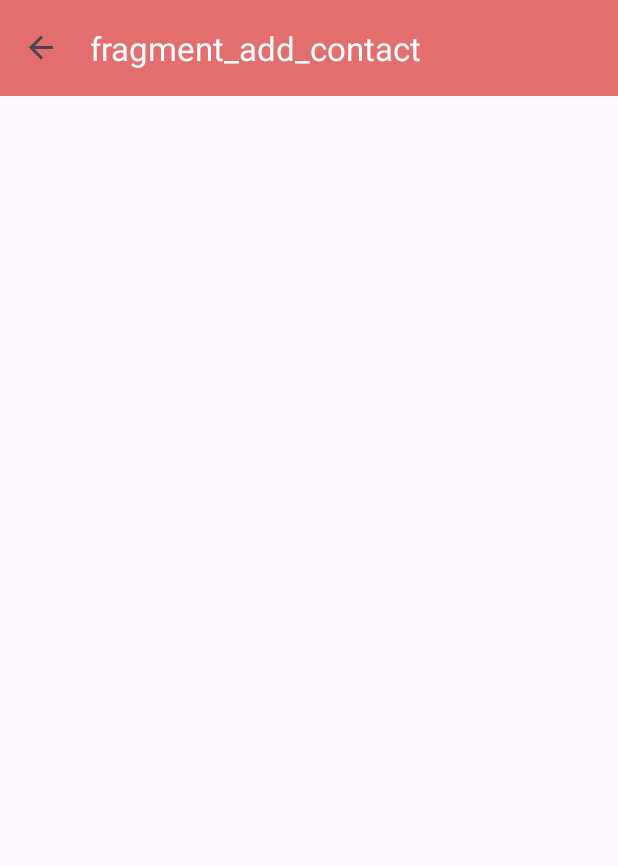
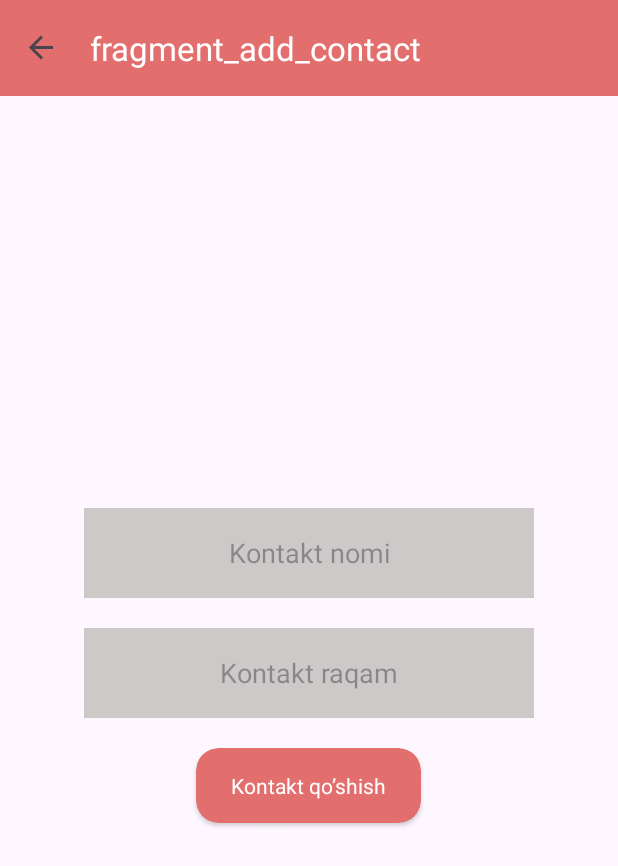
Before and after one commit to mansurxon95/6.2.1, an Android app: the AddContactFragment screen opened through its navigation route, on a phone screen of 412 x 824 dp. Shown: the top 866 px of the screen. Run offline under Robolectric (Android 15) with nearby library versions, the phone set to English and light mode, and no system bars; our stand-ins replace navigation-ui.

Commit message:
7.12.2023

```diff
--- a/app/src/main/java/com/example/a621/AddContactFragment.kt
+++ b/app/src/main/java/com/example/a621/AddContactFragment.kt
@@ -5,10 +5,13 @@ import androidx.fragment.app.Fragment
 import android.view.LayoutInflater
 import android.view.View
 import android.view.ViewGroup
+import android.widget.Toast
 import androidx.navigation.fragment.findNavController
 import androidx.navigation.ui.AppBarConfiguration
 import androidx.navigation.ui.setupWithNavController
 import com.example.a621.databinding.FragmentAddContactBinding
+import com.example.a621.db.MyDB
+import com.example.a621.models.Contact
 
 // TODO: Rename parameter arguments, choose names that match
 // the fragment initialization parameters, e.g. ARG_ITEM_NUMBER
@@ -39,6 +42,16 @@ class AddContactFragment : Fragment() {
         savedInstanceState: Bundle?,
     ): View? {
         binding = FragmentAddContactBinding.inflate(layoutInflater,container,false)
+
+        var myDB = MyDB(binding.root.context)
+
+        binding.btn.setOnClickListener {
+            myDB.addcontact(Contact(binding.name.text.toString(),binding.number.text.toString()))
+
+            Toast.makeText(binding.root.context, "Kontakt saqlandi", Toast.LENGTH_SHORT).show()
+            findNavController().navigate(R.id.action_addContactFragment_to_hom_Fragment)
+        }
+
 
 
         return binding.root
--- /dev/null
+++ b/app/src/main/java/com/example/a621/db/DBservis.kt
@@ -0,0 +1,10 @@
+package com.example.a621.db
+
+import com.example.a621.models.Contact
+
+interface DBservis {
+    fun addcontact(contact: Contact)
+    fun deletcontact(contact: Contact)
+    fun updatecontact(contact: Contact):Int
+    fun getallcontact():ArrayList<Contact>
+}
--- /dev/null
+++ b/app/src/main/res/drawable/baseline_more_vert_24.xml
@@ -0,0 +1,5 @@
+<vector android:height="24dp" android:tint="#000000"
+    android:viewportHeight="24" android:viewportWidth="24"
+    android:width="24dp" xmlns:android="http://schemas.android.com/apk/res/android">
+    <path android:fillColor="@android:color/white" android:pathData="M12,8c1.1,0 2,-0.9 2,-2s-0.9,-2 -2,-2 -2,0.9 -2,2 0.9,2 2,2zM12,10c-1.1,0 -2,0.9 -2,2s0.9,2 2,2 2,-0.9 2,-2 -0.9,-2 -2,-2zM12,16c-1.1,0 -2,0.9 -2,2s0.9,2 2,2 2,-0.9 2,-2 -0.9,-2 -2,-2z"/>
+</vector>
--- a/app/src/main/res/layout/fragment_add_contact.xml
+++ b/app/src/main/res/layout/fragment_add_contact.xml
@@ -1,10 +1,11 @@
 <?xml version="1.0" encoding="utf-8"?>
-<FrameLayout xmlns:android="http://schemas.android.com/apk/res/android"
+<LinearLayout xmlns:android="http://schemas.android.com/apk/res/android"
     xmlns:tools="http://schemas.android.com/tools"
     android:layout_width="match_parent"
     android:layout_height="match_parent"
     xmlns:app="http://schemas.android.com/apk/res-auto"
-    tools:context=".AddContactFragment">
+    tools:context=".AddContactFragment"
+    android:orientation="vertical">
 
     <androidx.appcompat.widget.Toolbar
         android:background="#E36E6E"
@@ -13,4 +14,49 @@
         android:id="@+id/toolbar"
         app:titleTextColor="@color/white"/>
 
-</FrameLayout>
+    <LinearLayout
+        android:layout_width="match_parent"
+        android:layout_height="match_parent"
+        android:orientation="vertical"
+        android:gravity="center">
+
+        <EditText
+            android:layout_width="300dp"
+            android:layout_height="60dp"
+            android:background="#CCC9C9"
+            android:hint="Kontakt nomi"
+            android:gravity="center"
+            android:id="@+id/name"/>
+
+        <EditText
+            android:layout_marginTop="20dp"
+            android:layout_width="300dp"
+            android:layout_height="60dp"
+            android:background="#CCC9C9"
+            android:hint="Kontakt raqam"
+            android:gravity="center"
+            android:id="@+id/number"/>
+
+        <androidx.cardview.widget.CardView
+            android:layout_width="150dp"
+            android:layout_height="50dp"
+            android:layout_marginTop="20dp"
+            app:cardBackgroundColor="#E36E6E"
+            app:cardCornerRadius="15dp">
+
+            <TextView
+                android:layout_width="match_parent"
+                android:layout_height="match_parent"
+                android:text="Kontakt qo’shish"
+                android:gravity="center"
+                android:textColor="@color/white"
+                android:id="@+id/btn"/>
+
+        </androidx.cardview.widget.CardView>
+
+
+
+
+    </LinearLayout>
+
+</LinearLayout>
--- a/app/src/main/res/navigation/nav_graph.xml
+++ b/app/src/main/res/navigation/nav_graph.xml
@@ -29,5 +29,11 @@
         android:id="@+id/addContactFragment"
         android:name="com.example.a621.AddContactFragment"
         android:label="fragment_add_contact"
-        tools:layout="@layout/fragment_add_contact" />
+        tools:layout="@layout/fragment_add_contact" >
+        <action
+            android:id="@+id/action_addContactFragment_to_hom_Fragment"
+            app:destination="@id/hom_Fragment"
+            app:popUpTo="@id/addContactFragment"
+            app:popUpToInclusive="true" />
+    </fragment>
 </navigation>
```
Also changed, not shown: app/src/main/java/com/example/a621/ContaktFragment.kt (+13 -1 lines), app/src/main/java/com/example/a621/adapters/ContactAdapter.kt (added, +44 -0 lines), app/src/main/java/com/example/a621/db/MyDB.kt (added, +62 -0 lines), app/src/main/java/com/example/a621/models/Contact.kt (added, +18 -0 lines), app/src/main/java/com/example/a621/utils/Constant.kt (added, +12 -0 lines), app/src/main/res/layout/fragment_contakt.xml (+10 -3 lines), app/src/main/res/layout/item_contact.xml (added, +39 -0 lines).
